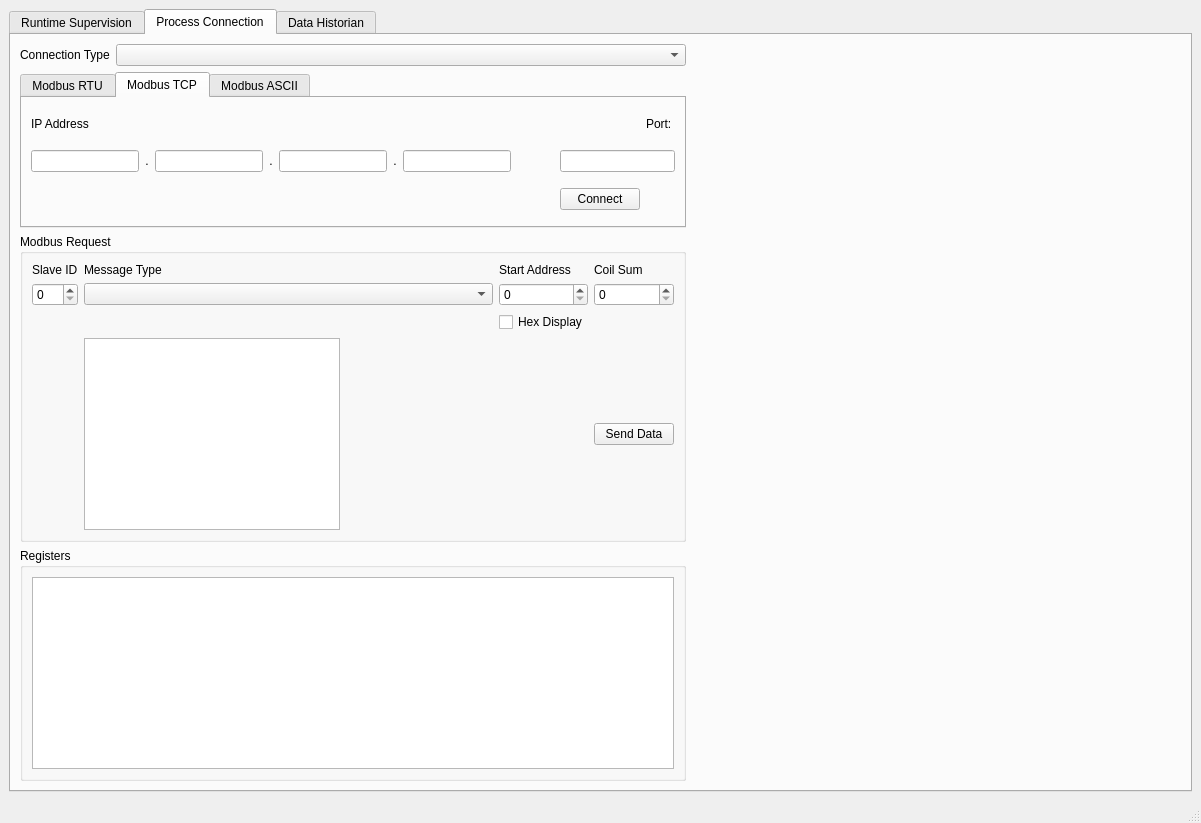
ReggieMarr/the-useful-ufg, file NNGuiProgram/NeuralNetGuiProgram/runtime_window.ui: the form before one commit.
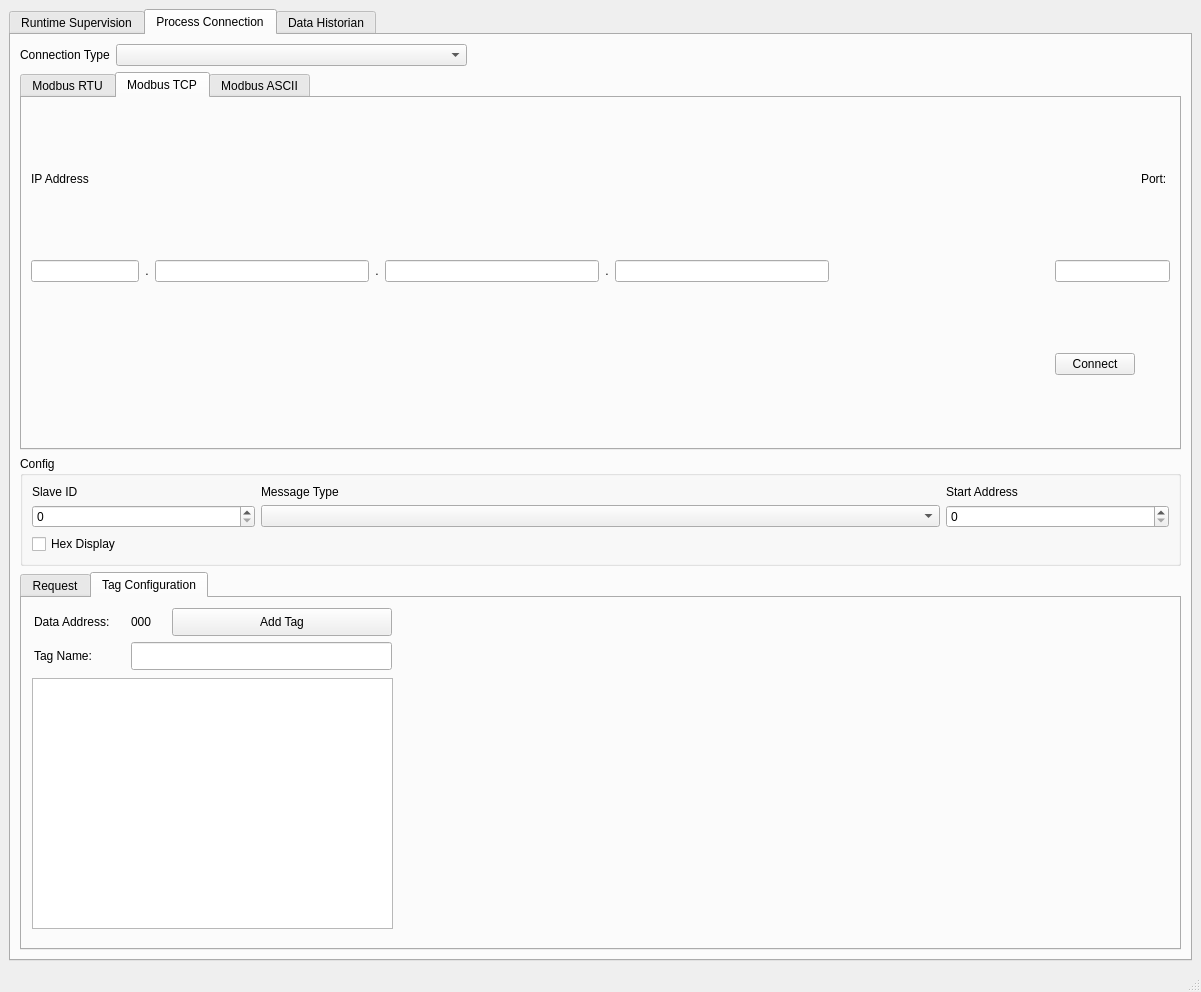
The form after the commit. The open tabs and pages were chosen to show the change. Custom widgets are drawn as their Qt base class.

The edit to the form file:
```diff
--- a/NNGuiProgram/NeuralNetGuiProgram/runtime_window.ui
+++ b/NNGuiProgram/NeuralNetGuiProgram/runtime_window.ui
@@ -7,7 +7,7 @@
     <x>0</x>
     <y>0</y>
     <width>1201</width>
-    <height>823</height>
+    <height>992</height>
    </rect>
   </property>
   <property name="windowTitle">
@@ -151,7 +151,7 @@
         <string>Process Connection</string>
        </attribute>
        <layout class="QGridLayout" name="gridLayout_3">
-        <item row="1" column="0" colspan="2">
+        <item row="1" column="0" colspan="4">
          <widget class="QTabWidget" name="connectionTab_2">
           <property name="sizePolicy">
            <sizepolicy hsizetype="Expanding" vsizetype="MinimumExpanding">
@@ -309,23 +309,8 @@
           </widget>
          </widget>
         </item>
-        <item row="3" column="0" colspan="2">
-         <widget class="QGroupBox" name="dataTable">
-          <property name="sizePolicy">
-           <sizepolicy hsizetype="Preferred" vsizetype="MinimumExpanding">
-            <horstretch>0</horstretch>
-            <verstretch>0</verstretch>
-           </sizepolicy>
-          </property>
-          <property name="title">
-           <string>Registers</string>
-          </property>
-          <layout class="QVBoxLayout" name="verticalLayout_3">
-           <item>
-            <widget class="QTableWidget" name="dataDisplayTable"/>
-           </item>
-          </layout>
-         </widget>
+        <item row="0" column="1">
+         <widget class="QComboBox" name="connectionSelectionBox"/>
         </item>
         <item row="0" column="0">
          <widget class="QLabel" name="label_8">
@@ -340,10 +325,7 @@
           </property>
          </widget>
         </item>
-        <item row="0" column="1">
-         <widget class="QComboBox" name="connectionSelectionBox"/>
-        </item>
-        <item row="2" column="0" colspan="2">
+        <item row="3" column="0" colspan="4">
          <widget class="QGroupBox" name="requestGroupBox">
           <property name="sizePolicy">
            <sizepolicy hsizetype="Preferred" vsizetype="Maximum">
@@ -352,13 +334,16 @@
            </sizepolicy>
           </property>
           <property name="title">
-           <string>Modbus Request</string>
+           <string>Config</string>
           </property>
           <layout class="QGridLayout" name="gridLayout_2">
-           <item row="0" column="0">
-            <widget class="QLabel" name="label_9">
-             <property name="text">
-              <string>Slave ID</string>
+           <item row="1" column="1" colspan="3">
+            <widget class="QComboBox" name="messageBox">
+             <property name="sizePolicy">
+              <sizepolicy hsizetype="MinimumExpanding" vsizetype="Fixed">
+               <horstretch>0</horstretch>
+               <verstretch>0</verstretch>
+              </sizepolicy>
              </property>
             </widget>
            </item>
@@ -369,87 +354,268 @@
              </property>
             </widget>
            </item>
-           <item row="0" column="2">
-            <widget class="QLabel" name="label_11">
-             <property name="text">
-              <string>Start Address</string>
-             </property>
-            </widget>
-           </item>
-           <item row="0" column="3">
-            <widget class="QLabel" name="label_12">
-             <property name="text">
-              <string>Coil Sum</string>
-             </property>
-            </widget>
-           </item>
            <item row="1" column="0">
             <widget class="QSpinBox" name="IDValBox"/>
            </item>
-           <item row="1" column="1">
-            <widget class="QComboBox" name="messageBox">
-             <property name="sizePolicy">
-              <sizepolicy hsizetype="MinimumExpanding" vsizetype="Fixed">
-               <horstretch>0</horstretch>
-               <verstretch>0</verstretch>
-              </sizepolicy>
+           <item row="0" column="0">
+            <widget class="QLabel" name="label_9">
+             <property name="text">
+              <string>Slave ID</string>
              </property>
             </widget>
            </item>
-           <item row="1" column="2">
-            <widget class="QSpinBox" name="startingAddressSelectBox"/>
+           <item row="1" column="4">
+            <widget class="QSpinBox" name="startingAddressSelectBox">
+             <property name="maximum">
+              <number>999</number>
+             </property>
+            </widget>
            </item>
-           <item row="1" column="3">
-            <widget class="QSpinBox" name="numberofCoilsSpin"/>
+           <item row="0" column="4">
+            <widget class="QLabel" name="label_11">
+             <property name="text">
+              <string>Start Address</string>
+             </property>
+            </widget>
            </item>
-           <item row="2" column="2">
+           <item row="2" column="0">
             <widget class="QCheckBox" name="hexDisplayChk">
              <property name="text">
               <string>Hex Display</string>
              </property>
             </widget>
            </item>
-           <item row="3" column="1" colspan="2">
-            <widget class="QTextEdit" name="directDataEdit">
-             <property name="sizePolicy">
-              <sizepolicy hsizetype="Maximum" vsizetype="Maximum">
-               <horstretch>0</horstretch>
-               <verstretch>0</verstretch>
-              </sizepolicy>
-             </property>
-            </widget>
-           </item>
-           <item row="3" column="3">
-            <widget class="QPushButton" name="sendDataBtn">
-             <property name="sizePolicy">
-              <sizepolicy hsizetype="Maximum" vsizetype="Maximum">
-               <horstretch>0</horstretch>
-               <verstretch>0</verstretch>
-              </sizepolicy>
-             </property>
-             <property name="text">
-              <string>Send Data</string>
-             </property>
-            </widget>
-           </item>
           </layout>
          </widget>
         </item>
-        <item row="1" column="2">
-         <spacer name="horizontalSpacer_3">
-          <property name="orientation">
-           <enum>Qt::Horizontal</enum>
+        <item row="4" column="0" colspan="4">
+         <widget class="QTabWidget" name="tagsTabWidget">
+          <property name="currentIndex">
+           <number>1</number>
           </property>
-          <property name="sizeType">
-           <enum>QSizePolicy::Expanding</enum>
-          </property>
-          <property name="sizeHint" stdset="0">
-           <size>
-            <width>40</width>
-            <height>20</height>
-           </size>
-          </property>
-         </spacer>
+          <widget class="QWidget" name="requestTab">
+           <attribute name="title">
+            <string>Request</string>
+           </attribute>
+           <layout class="QVBoxLayout" name="verticalLayout_3">
+            <item>
+             <layout class="QGridLayout" name="gridLayout_5">
+              <item row="2" column="2">
+               <spacer name="verticalSpacer_4">
+                <property name="orientation">
+                 <enum>Qt::Vertical</enum>
+                </property>
+                <property name="sizeType">
+                 <enum>QSizePolicy::MinimumExpanding</enum>
+                </property>
+                <property name="sizeHint" stdset="0">
+                 <size>
+                  <width>20</width>
+                  <height>40</height>
+                 </size>
+                </property>
+               </spacer>
+              </item>
+              <item row="0" column="0">
+               <widget class="QTextEdit" name="directDataEdit">
+                <property name="sizePolicy">
+                 <sizepolicy hsizetype="Maximum" vsizetype="Maximum">
+                  <horstretch>0</horstretch>
+                  <verstretch>0</verstretch>
+                 </sizepolicy>
+                </property>
+               </widget>
+              </item>
+              <item row="2" column="1">
+               <spacer name="verticalSpacer">
+                <property name="orientation">
+                 <enum>Qt::Vertical</enum>
+                </property>
+                <property name="sizeType">
+                 <enum>QSizePolicy::MinimumExpanding</enum>
+                </property>
+                <property name="sizeHint" stdset="0">
+                 <size>
+                  <width>20</width>
+                  <height>40</height>
+                 </size>
+                </property>
+               </spacer>
+              </item>
+              <item row="1" column="1">
+               <widget class="QPushButton" name="sendDataBtn">
+                <property name="sizePolicy">
+                 <sizepolicy hsizetype="Maximum" vsizetype="Maximum">
+                  <horstretch>0</horstretch>
+                  <verstretch>0</verstretch>
+                 </sizepolicy>
+                </property>
+                <property name="text">
+                 <string>Send Data</string>
+                </property>
+               </widget>
+              </item>
+              <item row="0" column="2">
+               <widget class="QSpinBox" name="numberofCoilsSpin">
+                <property name="sizePolicy">
+                 <sizepolicy hsizetype="Maximum" vsizetype="Maximum">
+                  <horstretch>0</horstretch>
+                  <verstretch>0</verstretch>
+                 </sizepolicy>
+                </property>
+               </widget>
+              </item>
+              <item row="3" column="1">
+               <spacer name="verticalSpacer_3">
+                <property name="orientation">
+                 <enum>Qt::Vertical</enum>
+                </property>
+                <property name="sizeType">
+                 <enum>QSizePolicy::MinimumExpanding</enum>
+                </property>
+                <property name="sizeHint" stdset="0">
+                 <size>
+                  <width>20</width>
+                  <height>40</height>
+                 </size>
+                </property>
+               </spacer>
+              </item>
+              <item row="0" column="3" rowspan="3">
+               <widget class="QTableWidget" name="dataDisplayTable">
+                <property name="sizePolicy">
+                 <sizepolicy hsizetype="Expanding" vsizetype="MinimumExpanding">
+                  <horstretch>0</horstretch>
+                  <verstretch>0</verstretch>
+                 </sizepolicy>
+                </property>
+               </widget>
+              </item>
+              <item row="0" column="1">
+               <widget class="QLabel" name="label_12">
+                <property name="sizePolicy">
+                 <sizepolicy hsizetype="Maximum" vsizetype="Maximum">
+                  <horstretch>0</horstretch>
+                  <verstretch>0</verstretch>
+                 </sizepolicy>
+                </property>
+                <property name="text">
+                 <string>Coil Sum:</string>
+                </property>
+               </widget>
+              </item>
+             </layout>
+            </item>
+           </layout>
+          </widget>
+          <widget class="QWidget" name="tab_3">
+           <attribute name="title">
+            <string>Tag Configuration</string>
+           </attribute>
+           <widget class="QPushButton" name="addTagButton">
+            <property name="geometry">
+             <rect>
+              <x>150</x>
+              <y>10</y>
+              <width>220</width>
+              <height>28</height>
+             </rect>
+            </property>
+            <property name="sizePolicy">
+             <sizepolicy hsizetype="Minimum" vsizetype="Maximum">
+              <horstretch>0</horstretch>
+              <verstretch>0</verstretch>
+             </sizepolicy>
+            </property>
+            <property name="text">
+             <string>Add Tag</string>
+            </property>
+           </widget>
+           <widget class="QLineEdit" name="tagNameEdit">
+            <property name="geometry">
+             <rect>
+              <x>109</x>
+              <y>44</y>
+              <width>261</width>
+              <height>28</height>
+             </rect>
+            </property>
+            <property name="sizePolicy">
+             <sizepolicy hsizetype="Maximum" vsizetype="Fixed">
+              <horstretch>0</horstretch>
+              <verstretch>0</verstretch>
+             </sizepolicy>
+            </property>
+           </widget>
+           <widget class="QLabel" name="label_13">
+            <property name="geometry">
+             <rect>
+              <x>12</x>
+              <y>14</y>
+              <width>91</width>
+              <height>20</height>
+             </rect>
+            </property>
+            <property name="sizePolicy">
+             <sizepolicy hsizetype="Maximum" vsizetype="Maximum">
+              <horstretch>0</horstretch>
+              <verstretch>0</verstretch>
+             </sizepolicy>
+            </property>
+            <property name="text">
+             <string>Data Address:</string>
+            </property>
+           </widget>
+           <widget class="QLabel" name="label_14">
+            <property name="geometry">
+             <rect>
+              <x>12</x>
+              <y>48</y>
+              <width>91</width>
+              <height>20</height>
+             </rect>
+            </property>
+            <property name="sizePolicy">
+             <sizepolicy hsizetype="Preferred" vsizetype="Maximum">
+              <horstretch>0</horstretch>
+              <verstretch>0</verstretch>
+             </sizepolicy>
+            </property>
+            <property name="text">
+             <string>Tag Name:</string>
+            </property>
+           </widget>
+           <widget class="QLabel" name="tagAddressLabel">
+            <property name="geometry">
+             <rect>
+              <x>109</x>
+              <y>14</y>
+              <width>41</width>
+              <height>20</height>
+             </rect>
+            </property>
+            <property name="sizePolicy">
+             <sizepolicy hsizetype="Maximum" vsizetype="Maximum">
+              <horstretch>0</horstretch>
+              <verstretch>0</verstretch>
+             </sizepolicy>
+            </property>
+            <property name="text">
+             <string>000</string>
+            </property>
+           </widget>
+           <widget class="QTableWidget" name="tagTableWidget">
+            <property name="geometry">
+             <rect>
+              <x>10</x>
+              <y>80</y>
+              <width>361</width>
+              <height>251</height>
+             </rect>
+            </property>
+           </widget>
+          </widget>
+         </widget>
         </item>
        </layout>
       </widget>
```
Left out of the diff: 227 changed lines with no effect on the pictures.
